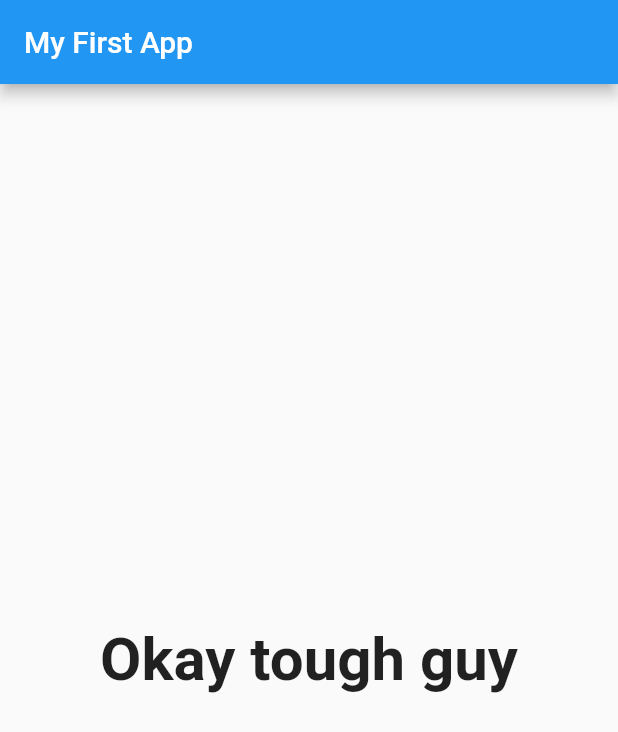
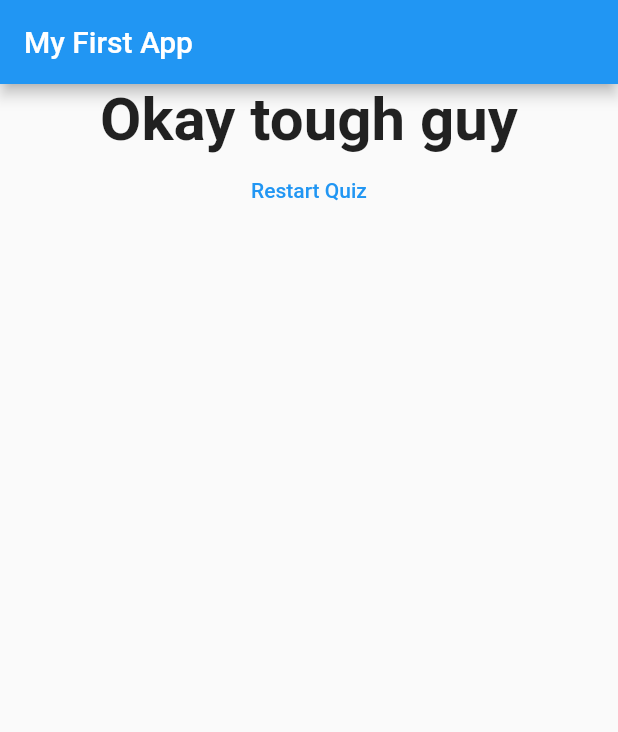
Before and after one commit to mali30/first-flutter-apps, a Flutter app: the screen it shows after launch, after a tap on "Larry", after a tap on "Tiger", after a tap on "Pizza", on a phone screen of 412 x 824 dp. Shown: the top 732 px of the screen. Run offline on Flutter 3.47's test engine with Material 2 defaults, Android fonts, the phone set to English and light mode, and no system bars.

Commit message:
added reset button. first flutter app is done!

```diff
--- a/lib/main.dart
+++ b/lib/main.dart
@@ -50,9 +50,16 @@ class _MyAppState extends State<MyApp> {
   // here is where we set the State for the index
   void _answerMyQuestion(int score) {
     totalScore += score;
-
     setState(() {
       _questionIndex += 1;
+    });
+  }
+
+  // start quiz over
+  void resetQuiz() {
+    setState(() {
+      _questionIndex = 0;
+      totalScore = 0;
     });
   }
 
@@ -71,7 +78,7 @@ class _MyAppState extends State<MyApp> {
               answerQuestion: _answerMyQuestion,
               questionIndex: _questionIndex,
               questions: _myQuestionList)
-          : Result(totalScore),
+          : Result(totalScore , resetQuiz),
     ));
   }
 }
--- a/lib/result.dart
+++ b/lib/result.dart
@@ -1,9 +1,12 @@
 import 'package:flutter/material.dart';
+
+import './main.dart';
 
 class Result extends StatelessWidget {
   final int resultScore;
+  final Function resetQuiz;
 
-  Result(this.resultScore);
+  Result(this.resultScore, this.resetQuiz);
 
   // getter
 
@@ -22,8 +25,16 @@ class Result extends StatelessWidget {
   @override
   Widget build(BuildContext context) {
     return Center(
-      child: Text(resultPhrase,
-          style: new TextStyle(fontSize: 40.0, fontWeight: FontWeight.bold) , textAlign: TextAlign.center,),
+      child: Column(
+        children: <Widget>[
+          Text(
+            resultPhrase,
+            style: new TextStyle(fontSize: 40.0, fontWeight: FontWeight.bold),
+            textAlign: TextAlign.center,
+          ),
+          FlatButton(child: Text("Restart Quiz"), textColor: Colors.blue, textTheme: ButtonTextTheme.accent, onPressed: resetQuiz)
+        ],
+      ),
     );
   }
 }
```
